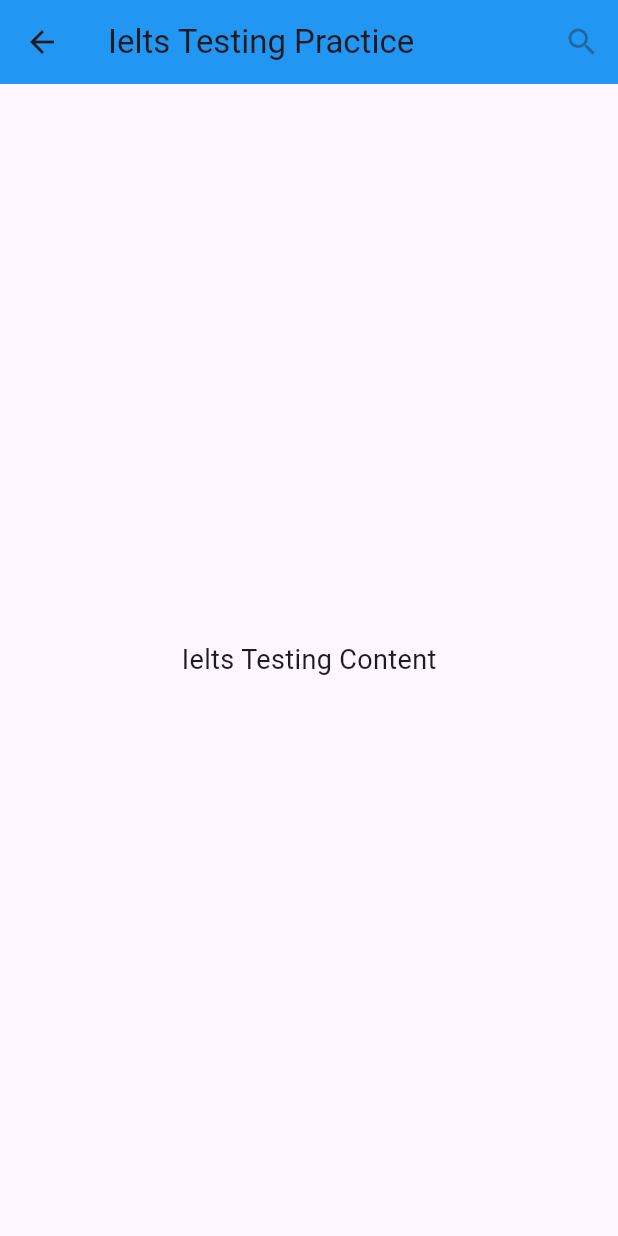
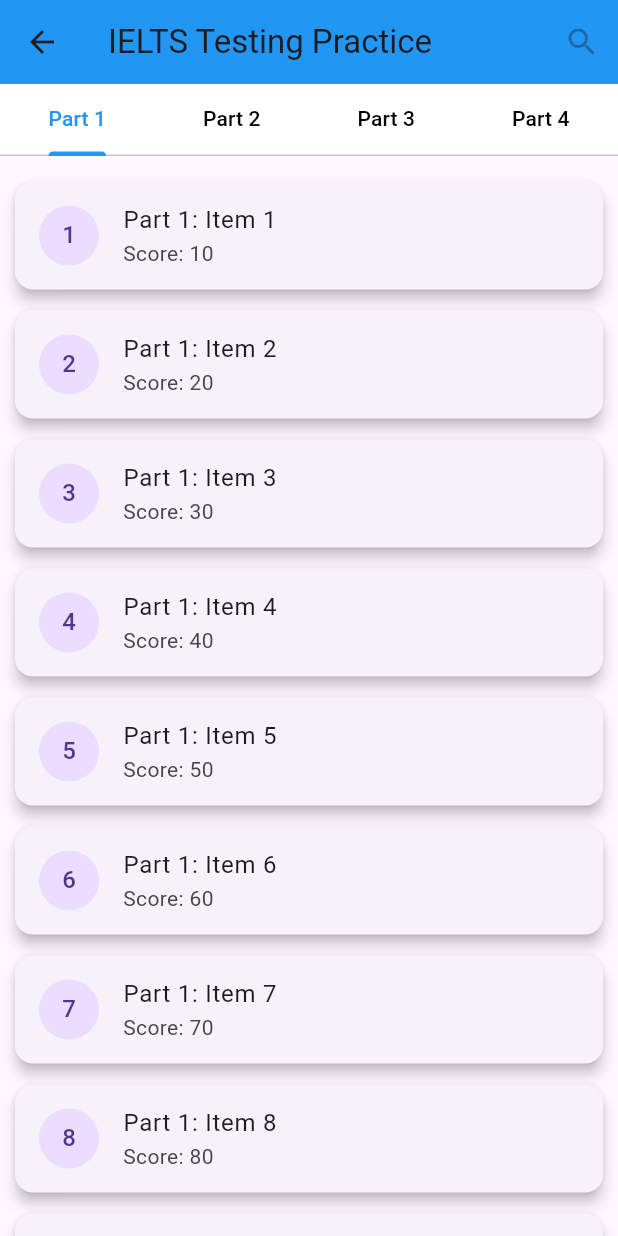
Before and after one commit to QuanNguyen15/ielts_application_flutter, a Flutter app: the IeltsTestingScreen screen opened by its route, on a phone screen of 412 x 824 dp. Run offline on Flutter 3.47's test engine with Material 3 defaults, Android fonts, the phone set to English and light mode, and no system bars; our stand-ins replace carousel_slider.

Commit message:
modify ielts_testing file adding tab view and list item in it

```diff
--- a/lib/pages/ielts_testing.dart
+++ b/lib/pages/ielts_testing.dart
@@ -3,24 +3,69 @@
 class IeltsTestingScreen extends StatelessWidget {
   @override
   Widget build(BuildContext context) {
-    return Scaffold(
+    return DefaultTabController(
+      length: 4,
+      child: Scaffold(
         appBar: AppBar(
-        title: Text('Ielts Testing Practice'),
+          title: Text('IELTS Testing Practice'),
           elevation: 0,
           backgroundColor: Colors.blue[500],
           actions: const [
             IconButton(
-            onPressed: (null),
+              onPressed: null,
               icon: Icon(Icons.search),
             ),
           ],
         ),
-      body: Center(
-        child: Text(
-          'Ielts Testing Content',
-          style: TextStyle(fontSize: 18.0),
+        body: Column(
+          children: [
+            Container(
+              color: Colors.white,
+              child: const TabBar(
+                labelColor: Colors.blue,
+                unselectedLabelColor: Colors.black,
+                indicatorColor: Colors.blue,
+                tabs: [
+                  Tab(text: 'Part 1'),
+                  Tab(text: 'Part 2'),
+                  Tab(text: 'Part 3'),
+                  Tab(text: 'Part 4'),
+                ],
+              ),
+            ),
+            Expanded(
+              child: TabBarView(
+                children: [
+                  buildListView('Part 1'),
+                  buildListView('Part 2'),
+                  buildListView('Part 3'),
+                  buildListView('Part 4'),
+                ],
+              ),
+            ),
+          ],
         ),
       ),
     );
   }
+
+  Widget buildListView(String part) {
+    return ListView.builder(
+      padding: const EdgeInsets.all(10.0),
+      itemCount: 10,
+      itemBuilder: (context, index) {
+        return Card(
+          margin: EdgeInsets.symmetric(vertical: 7.0),
+          elevation: 4.0,
+          child: ListTile(
+            leading: CircleAvatar(
+              child: Text((index + 1).toString()),
+            ),
+            title: Text('$part: Item ${(index + 1)}'),
+            subtitle: Text('Score: ${(index + 1) * 10}'), // Placeholder for test score
+          ),
+        );
+      },
+    );
   }
+}
```
Lines whose indentation alone changed are shown as unchanged.
